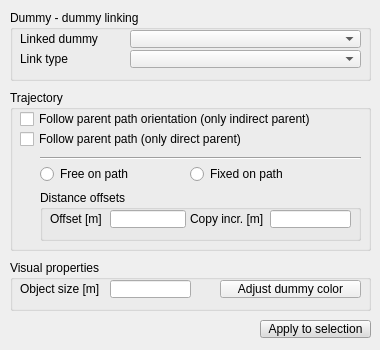
Before: the Qt Designer form ui/qdlgdummies.ui in CoppeliaRobotics/coppeliaSimLib, drawn with Qt 5.
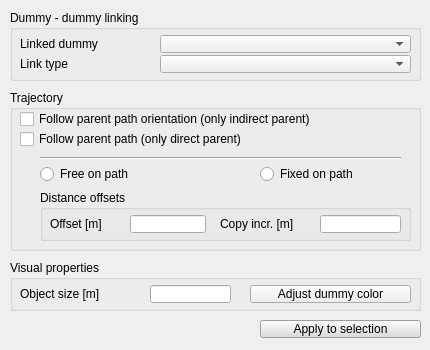
After: the same form once the commit is applied.

```diff
--- a/ui/qdlgdummies.ui
+++ b/ui/qdlgdummies.ui
@@ -6,7 +6,7 @@
    <rect>
     <x>0</x>
     <y>0</y>
-    <width>380</width>
+    <width>430</width>
     <height>350</height>
    </rect>
   </property>
@@ -21,7 +21,7 @@
     <rect>
      <x>10</x>
      <y>260</y>
-     <width>361</width>
+     <width>411</width>
      <height>51</height>
     </rect>
    </property>
@@ -38,8 +38,8 @@
     <property name="geometry">
      <rect>
       <x>10</x>
-      <y>20</y>
-      <width>91</width>
+      <y>25</y>
+      <width>121</width>
       <height>18</height>
      </rect>
     </property>
@@ -50,8 +50,8 @@
    <widget class="QLineEdit" name="qqSize">
     <property name="geometry">
      <rect>
-      <x>100</x>
-      <y>20</y>
+      <x>140</x>
+      <y>25</y>
       <width>81</width>
       <height>18</height>
      </rect>
@@ -60,9 +60,9 @@
    <widget class="QToolButton" name="qqColor">
     <property name="geometry">
      <rect>
-      <x>210</x>
-      <y>20</y>
-      <width>141</width>
+      <x>240</x>
+      <y>25</y>
+      <width>161</width>
       <height>18</height>
      </rect>
     </property>
@@ -79,7 +79,7 @@
     <rect>
      <x>10</x>
      <y>10</y>
-     <width>361</width>
+     <width>411</width>
      <height>71</height>
     </rect>
    </property>
@@ -93,8 +93,8 @@
     <property name="geometry">
      <rect>
       <x>10</x>
-      <y>20</y>
-      <width>111</width>
+      <y>25</y>
+      <width>141</width>
       <height>18</height>
      </rect>
     </property>
@@ -106,8 +106,8 @@
     <property name="geometry">
      <rect>
       <x>10</x>
-      <y>40</y>
-      <width>111</width>
+      <y>45</y>
+      <width>141</width>
       <height>18</height>
      </rect>
     </property>
@@ -118,9 +118,9 @@
    <widget class="QComboBox" name="qqLinkedDummyCombo">
     <property name="geometry">
      <rect>
-      <x>120</x>
-      <y>20</y>
-      <width>231</width>
+      <x>150</x>
+      <y>25</y>
+      <width>251</width>
       <height>18</height>
      </rect>
     </property>
@@ -131,9 +131,9 @@
    <widget class="QComboBox" name="qqLinkTypeCombo">
     <property name="geometry">
      <rect>
-      <x>120</x>
-      <y>40</y>
-      <width>231</width>
+      <x>150</x>
+      <y>45</y>
+      <width>251</width>
       <height>18</height>
      </rect>
     </property>
@@ -147,7 +147,7 @@
     <rect>
      <x>10</x>
      <y>90</y>
-     <width>361</width>
+     <width>411</width>
      <height>161</height>
     </rect>
    </property>
@@ -162,7 +162,7 @@
      <rect>
       <x>10</x>
       <y>20</y>
-      <width>361</width>
+      <width>401</width>
       <height>18</height>
      </rect>
     </property>
@@ -178,7 +178,7 @@
      <rect>
       <x>10</x>
       <y>40</y>
-      <width>361</width>
+      <width>401</width>
       <height>18</height>
      </rect>
     </property>
@@ -194,7 +194,7 @@
      <rect>
       <x>30</x>
       <y>60</y>
-      <width>321</width>
+      <width>361</width>
       <height>16</height>
      </rect>
     </property>
@@ -207,7 +207,7 @@
      <rect>
       <x>30</x>
       <y>100</y>
-      <width>321</width>
+      <width>371</width>
       <height>51</height>
      </rect>
     </property>
@@ -220,8 +220,8 @@
     <widget class="QLineEdit" name="qqOffset">
      <property name="geometry">
       <rect>
-       <x>70</x>
-       <y>20</y>
+       <x>90</x>
+       <y>25</y>
        <width>76</width>
        <height>18</height>
       </rect>
@@ -234,8 +234,8 @@
      <property name="geometry">
       <rect>
        <x>10</x>
-       <y>20</y>
-       <width>61</width>
+       <y>25</y>
+       <width>81</width>
        <height>18</height>
       </rect>
      </property>
@@ -246,9 +246,9 @@
     <widget class="QLabel" name="label_5">
      <property name="geometry">
       <rect>
-       <x>150</x>
-       <y>20</y>
-       <width>81</width>
+       <x>180</x>
+       <y>25</y>
+       <width>101</width>
        <height>18</height>
       </rect>
      </property>
@@ -259,8 +259,8 @@
     <widget class="QLineEdit" name="qqIncrement">
      <property name="geometry">
       <rect>
-       <x>230</x>
-       <y>20</y>
+       <x>280</x>
+       <y>25</y>
        <width>81</width>
        <height>18</height>
       </rect>
@@ -273,9 +273,9 @@
    <widget class="QRadioButton" name="qqFixed">
     <property name="geometry">
      <rect>
-      <x>180</x>
+      <x>250</x>
       <y>75</y>
-      <width>131</width>
+      <width>141</width>
       <height>18</height>
      </rect>
     </property>
@@ -294,7 +294,7 @@
      <rect>
       <x>30</x>
       <y>75</y>
-      <width>121</width>
+      <width>151</width>
       <height>18</height>
      </rect>
     </property>
@@ -314,7 +314,7 @@
     <rect>
      <x>260</x>
      <y>320</y>
-     <width>111</width>
+     <width>161</width>
      <height>18</height>
     </rect>
    </property>
@@ -456,6 +456,15 @@
         </color>
        </brush>
       </colorrole>
+      <colorrole role="PlaceholderText">
+       <brush brushstyle="NoBrush">
+        <color alpha="128">
+         <red>0</red>
+         <green>0</green>
+         <blue>0</blue>
+        </color>
+       </brush>
+      </colorrole>
      </active>
      <inactive>
       <colorrole role="WindowText">
@@ -593,6 +602,15 @@
         </color>
        </brush>
       </colorrole>
+      <colorrole role="PlaceholderText">
+       <brush brushstyle="NoBrush">
+        <color alpha="128">
+         <red>0</red>
+         <green>0</green>
+         <blue>0</blue>
+        </color>
+       </brush>
+      </colorrole>
      </inactive>
      <disabled>
       <colorrole role="WindowText">
@@ -730,6 +748,15 @@
         </color>
        </brush>
       </colorrole>
+      <colorrole role="PlaceholderText">
+       <brush brushstyle="NoBrush">
+        <color alpha="128">
+         <red>0</red>
+         <green>0</green>
+         <blue>0</blue>
+        </color>
+       </brush>
+      </colorrole>
      </disabled>
     </palette>
    </property>
```
